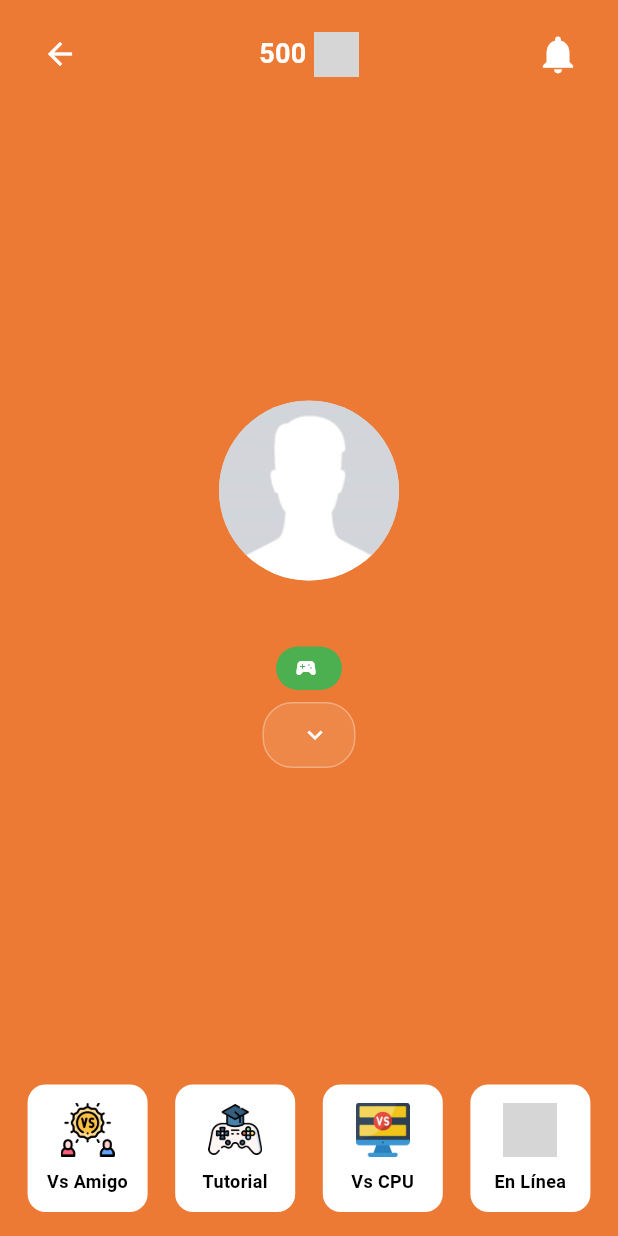
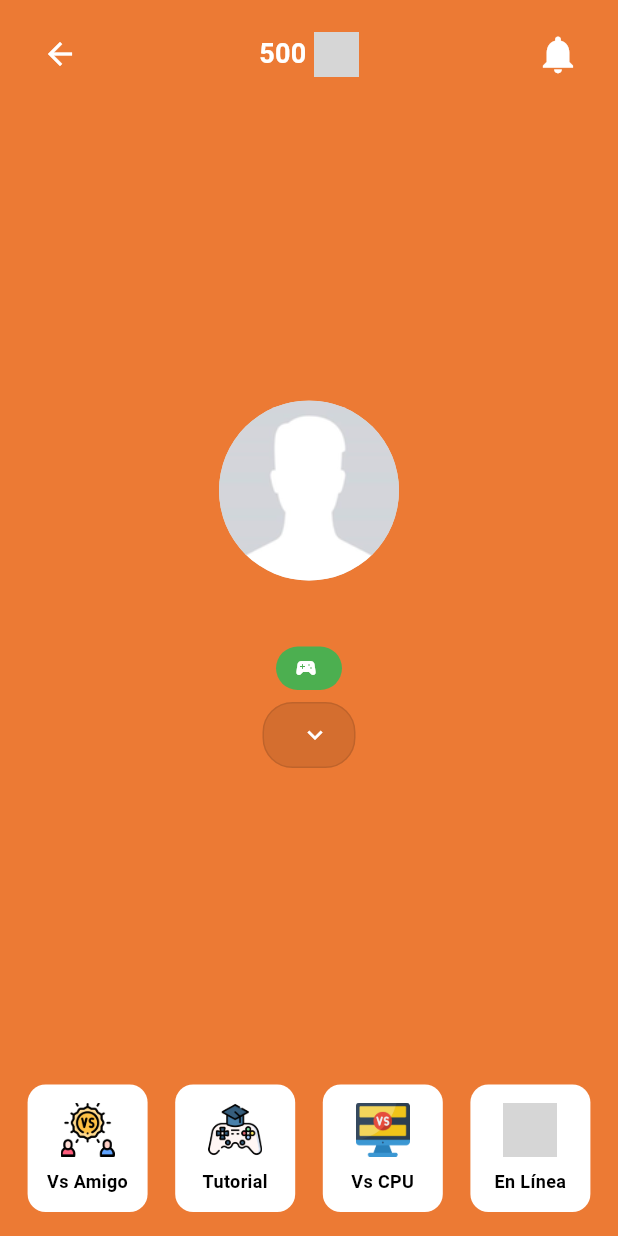
Before and after one commit to ghtdeveloper/tekoplay, a Flutter app: the GameScreen screen opened directly with empty values, after a tap on the "keyboard arrow down" icon, after a tap on "Cancelar", on a phone screen of 412 x 824 dp. Run offline on Flutter 3.47's test engine with Material 3 defaults, Android fonts, the phone set to English and light mode, and no system bars; our stand-ins replace audioplayers, cloud_firestore, firebase_auth, firebase_core, firebase_messaging, firebase_storage and 6 more; missing offline and left inert: flutter_chess_board, flutter_facebook_auth, flutter_stockfish_plugin; accounts and stored records are empty; generated files the repository leaves out were written again; grey boxes are pictures that could not be loaded.

```diff
--- a/lib/features/games/game_screen.dart
+++ b/lib/features/games/game_screen.dart
@@ -6,7 +6,6 @@ import 'package:flutter/services.dart';
 import 'package:tekoplay/features/games/chess_tutorial_screen.dart';
 
 import '../../core/models/multiplayer_game_match_chess.dart';
-import '../../core/models/user.dart';
 import '../../core/service/auth_service.dart';
 import '../../core/service/firestore_service.dart';
 import '../../core/service/notification_service.dart';
@@ -41,7 +40,6 @@ class _GameScreenState extends State<GameScreen> {
   late String gameType;
   late String matchType;
   User? _currentUser;
-  UserModel? _userData;
   String? _currentPhotoUrl;
 
   bool get isChess => gameType == S.of(context).chess;
@@ -67,7 +65,6 @@ class _GameScreenState extends State<GameScreen> {
       final userData = await FirestoreService().getUser(user.uid);
       if (userData != null && mounted) {
         setState(() {
-          _userData = userData;
           _currentPhotoUrl = userData.urlPhoto;
         });
       }
@@ -124,11 +121,6 @@ class _GameScreenState extends State<GameScreen> {
     }
   }
 
-  void _refreshUserPhoto() async {
-    if (_currentUser != null) {
-      setState(() {});
-    }
-  }
 
   Widget _buildActiveGamesWidget() {
     if (_currentUser == null) return SizedBox();
@@ -431,9 +423,9 @@ class _GameScreenState extends State<GameScreen> {
                       child: Container(
                         padding: EdgeInsets.symmetric(horizontal: 16, vertical: 8),
                         decoration: _currentUser != null ? BoxDecoration(
-                          color: Colors.white.withOpacity(0.1),
+                          color: Colors.black.withValues(alpha: 0.1),
                           borderRadius: BorderRadius.circular(20),
-                          border: Border.all(color: Colors.white.withOpacity(0.3)),
+                          border: Border.all( color: Colors.black.withValues(alpha: 0.1),),
                         ) : null,
                         child: Row(
                           mainAxisSize: MainAxisSize.min,
--- a/lib/features/games/multiplayer_chess_screen.dart
+++ b/lib/features/games/multiplayer_chess_screen.dart
@@ -372,7 +372,7 @@ class _MultiplayerChessScreenState extends State<MultiplayerChessScreen>
       padding: EdgeInsets.symmetric(horizontal: 16, vertical: 8),
       decoration: BoxDecoration(
         color:
-            isPlayerTurn ? Colors.green.withOpacity(0.2) : Colors.transparent,
+            isPlayerTurn ? Colors.black.withValues(alpha: 0.1) : Colors.transparent,
         borderRadius: BorderRadius.circular(8),
         border: isPlayerTurn ? Border.all(color: Colors.green, width: 2) : null,
       ),
@@ -440,7 +440,7 @@ class _MultiplayerChessScreenState extends State<MultiplayerChessScreen>
       margin: EdgeInsets.symmetric(horizontal: 16, vertical: 8),
       padding: EdgeInsets.all(12),
       decoration: BoxDecoration(
-        color: Colors.white.withOpacity(0.1),
+        color: Colors.black.withValues(alpha: 0.1),
         borderRadius: BorderRadius.circular(8),
       ),
       child: Row(
--- a/lib/features/settings/settings_screen.dart
+++ b/lib/features/settings/settings_screen.dart
@@ -811,7 +811,7 @@ class _SettingsScreenState extends State<SettingsScreen> {
                                   ),
                                 )
                                 : Text(
-                                  S.of(context).send ?? 'Enviar',
+                                  S.of(context).send,
                                   style: const TextStyle(
                                     fontWeight: FontWeight.bold,
                                     fontSize: 16,
@@ -934,7 +934,7 @@ class _SettingsScreenState extends State<SettingsScreen> {
         borderRadius: BorderRadius.circular(12),
         boxShadow: [
           BoxShadow(
-            color: Colors.black.withOpacity(0.1),
+            color: Colors.black.withValues(alpha: 0.1),
             blurRadius: 4,
             offset: const Offset(0, 2),
           ),
```
Also changed, not shown: lib/features/games/ranking_screen.dart (+5 -5 lines).
